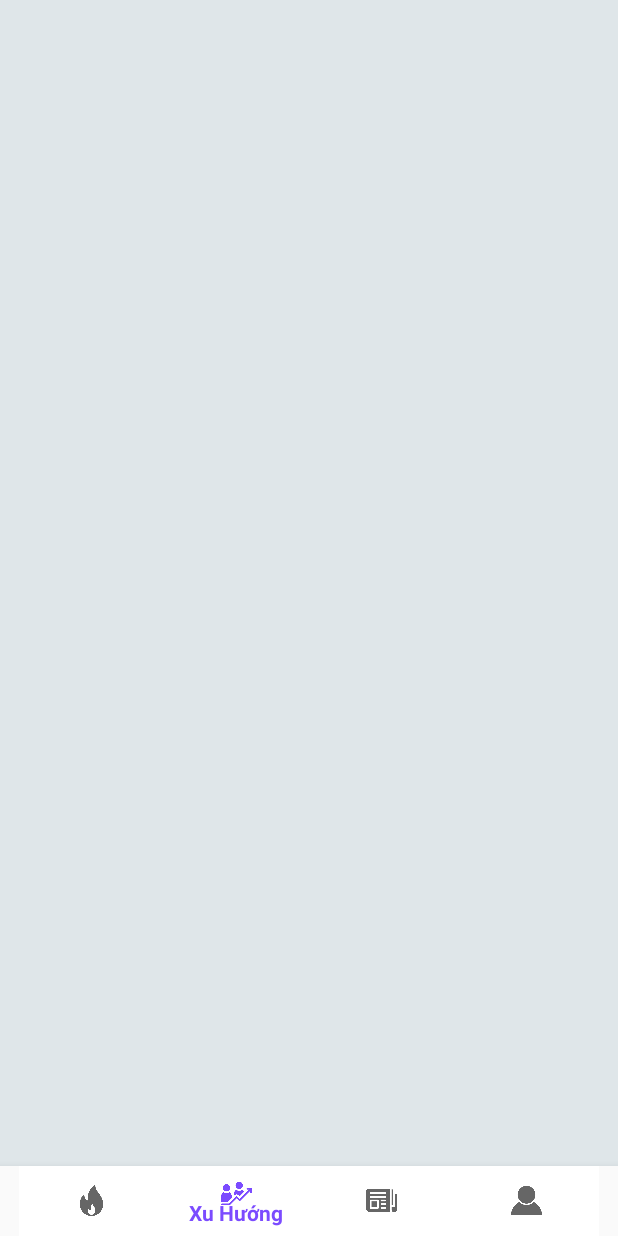
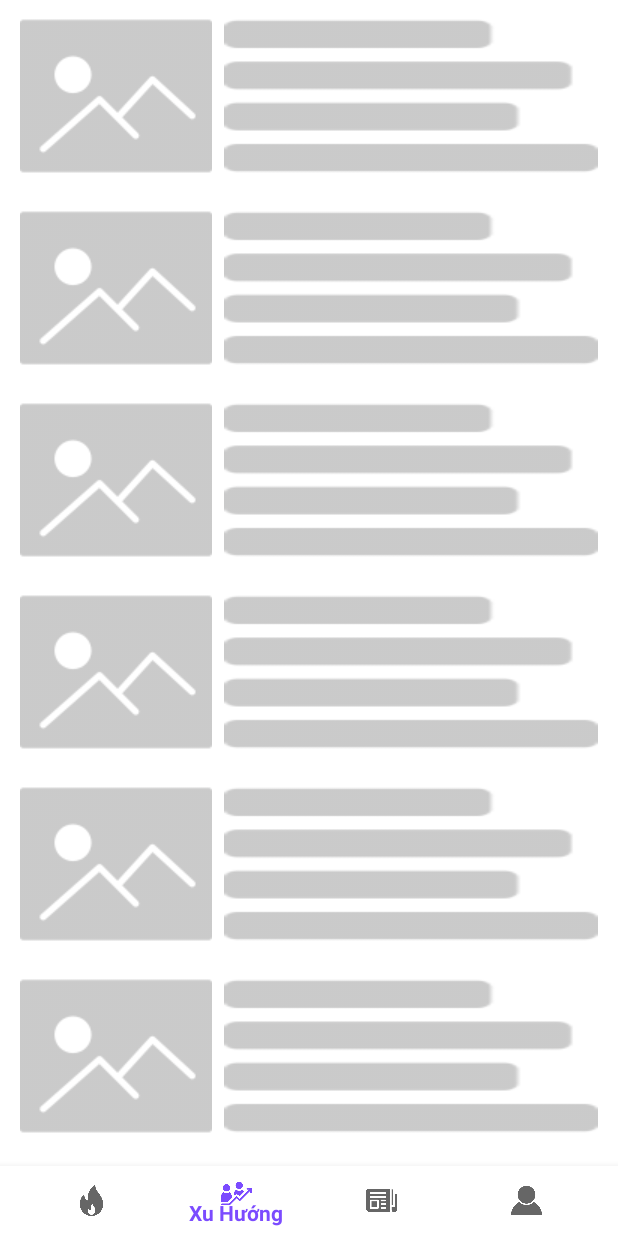
Before and after one commit to lehung1999ct/NewsPlus, an Android app: the screen it shows after launch (MainActivity), item 2 of the bottom bar chosen, on a phone screen of 412 x 824 dp. Run offline under Robolectric (Android 15) with nearby library versions, the phone set to English and light mode, and no system bars; our stand-ins replace RxJava, Shimmer, sdp/ssp sizes; libraries missing offline, so code that uses them is left out: com.karumi.dexter; pictures from the network do not load; 2 statements that could not run were skipped.

Commit message:
>>Trending<<
- done 100%.

```diff
--- a/app/src/main/java/myexam/th/lth/newsapp/fragment/FragmentTrending.java
+++ b/app/src/main/java/myexam/th/lth/newsapp/fragment/FragmentTrending.java
@@ -1,19 +1,58 @@
 package myexam.th.lth.newsapp.fragment;
 
 
+import android.content.Intent;
 import android.os.Bundle;
+import android.os.Handler;
+import android.util.Log;
 import android.view.LayoutInflater;
 import android.view.View;
 import android.view.ViewGroup;
+import android.widget.TextView;
+import android.widget.Toast;
+
+import com.facebook.shimmer.ShimmerFrameLayout;
+
+import java.text.ParseException;
+import java.text.SimpleDateFormat;
+import java.util.ArrayList;
+import java.util.Collections;
+import java.util.Date;
 
 import androidx.fragment.app.Fragment;
+import androidx.recyclerview.widget.DefaultItemAnimator;
+import androidx.recyclerview.widget.LinearLayoutManager;
+import androidx.recyclerview.widget.RecyclerView;
 import myexam.th.lth.newsapp.R;
+import myexam.th.lth.newsapp.adapter.RecyclerItemClickListener;
+import myexam.th.lth.newsapp.adapter.TrendAdapter;
+import myexam.th.lth.newsapp.model.GetNews;
+import myexam.th.lth.newsapp.model.ResponseAllNews;
+import myexam.th.lth.newsapp.network.NetworkAPI;
+import myexam.th.lth.newsapp.network.ServiceAPI;
+import myexam.th.lth.newsapp.screen.DetailHotNewActivity;
+import retrofit2.Call;
+import retrofit2.Callback;
+import retrofit2.Response;
 
 /**
  * A simple {@link Fragment} subclass.
  */
 public class FragmentTrending extends Fragment {
 
+    private String TAG = "Trends";
+
+    private LinearLayoutManager manager;
+    private TrendAdapter adapter;
+    private ArrayList<GetNews> listNews;
+    RecyclerView rvList_trends;
+    TextView tvTitlePage;
+    ShimmerFrameLayout shimmerFrameLayout;
+    NetworkAPI api;
+
+    private Date date;
+    private SimpleDateFormat fmtOut = new SimpleDateFormat("dd-MM-yyyy");
+    private SimpleDateFormat fmt = new SimpleDateFormat("yyyy-MM-dd");
 
     public FragmentTrending() {
         // Required empty public constructor
@@ -24,7 +63,109 @@ public class FragmentTrending extends Fragment {
     public View onCreateView(LayoutInflater inflater, ViewGroup container,
                              Bundle savedInstanceState) {
         // Inflate the layout for this fragment
-        return inflater.inflate( R.layout.fragment_trending, container, false );
+        View view = inflater.inflate( R.layout.fragment_trending, container, false );
+
+        rvList_trends = (RecyclerView)view.findViewById( R.id.rvList_trends );
+        shimmerFrameLayout = (ShimmerFrameLayout)view.findViewById( R.id.shimmerLoading_trend );
+        tvTitlePage = (TextView)view.findViewById( R.id.sd1223 );
+        rvList_trends.setItemAnimator( new DefaultItemAnimator() );
+
+        init();
+        manager = new LinearLayoutManager( getContext(),RecyclerView.VERTICAL,false );
+
+        rvList_trends.setLayoutManager( manager );
+
+        handlerWait();
+        getListData();
+
+        return view;
+    }
+
+
+    private void handlerWait() {
+        new Handler(  ).postDelayed( new Runnable() {
+            @Override
+            public void run() {
+                shimmerFrameLayout.stopShimmer();
+                shimmerFrameLayout.setVisibility( View.GONE );
+                tvTitlePage.setVisibility( View.VISIBLE );
+                rvList_trends.setVisibility( View.VISIBLE );
+            }
+        }, 2000 );
+    }
+
+    private void init(){
+        api = ServiceAPI.getNewsService( NetworkAPI.class );
+
+    }
+
+    @Override
+    public void onResume() {
+        super.onResume();
+        shimmerFrameLayout.startShimmer();
+    }
+
+    @Override
+    public void onStop() {
+        super.onStop();
+        shimmerFrameLayout.stopShimmer();
+    }
+
+    private void getListData(){
+
+        getActivity().runOnUiThread( new Runnable() {
+            @Override
+            public void run() {
+                Call<ResponseAllNews> call = api.getAllNews( 0 );
+                call.enqueue( new Callback<ResponseAllNews>() {
+                    @Override
+                    public void onResponse(Call<ResponseAllNews> call, Response<ResponseAllNews> response) {
+                        if (response.body().getResult().equals( 1 )){
+                            listNews = response.body().getArrCate();
+                            Collections.sort( listNews, GetNews.comparatorNews );
+                            adapter = new TrendAdapter( getContext(), listNews);
+                            rvList_trends.setAdapter( adapter );
+
+                            rvList_trends.addOnItemTouchListener(new RecyclerItemClickListener( getContext(), new RecyclerItemClickListener.OnItemClickListener() {
+                                @Override
+                                public void onItemClick(View view, int position) {
+                                    GetNews temp = listNews.get( position );
+//                                    Toast.makeText( getContext(), "title: "+listNews.get( position ).getmTitle(), Toast.LENGTH_SHORT ).show();
+
+                                    try {
+                                        date = fmt.parse(temp.getmPostDate());
+                                    } catch (ParseException e) {
+                                        e.printStackTrace();
+                                    }
+
+                                    String setDate = new StringBuilder("Ngày ").append( fmtOut.format(date) ).toString();
+                                    Intent intent = new Intent( getContext(), DetailHotNewActivity.class );
+                                    intent.putExtra( "id_hot", temp.getmId() );
+                                    intent.putExtra( "title_hot", temp.getmTitle() );
+                                    intent.putExtra( "description_hot", temp.getmDescription() );
+                                    intent.putExtra( "thumb_hot", temp.getmThumb() );
+                                    intent.putExtra( "content_hot", temp.getmContent() );
+                                    intent.putExtra( "category_id_hot",temp.getmCateId() );
+                                    intent.putExtra( "post_date_hot", setDate );
+                                    intent.putExtra( "views_count_hot", String.valueOf( temp.getmViewCount() + 1 ) );
+                                    intent.addFlags( Intent.FLAG_ACTIVITY_NEW_TASK );
+                                    startActivity( intent );
+                                }
+                            } ) );
+
+                            Log.i( TAG, "Load data Congratulations" );
+//                            Toast.makeText( getContext(), "NO.1: "+ listNews.get( 0 ).getmTitle(), Toast.LENGTH_SHORT ).show();
+                        }
+                    }
+
+                    @Override
+                    public void onFailure(Call<ResponseAllNews> call, Throwable t) {
+                        Log.e(TAG,"Errors: "+t.getMessage());
+                    }
+                } );
+            }
+        } );
+
     }
 
 }
--- /dev/null
+++ b/app/src/main/res/drawable/ic_eye_black.xml
@@ -0,0 +1,5 @@
+<vector android:alpha="0.75" android:height="24dp"
+    android:viewportHeight="24.0" android:viewportWidth="24.0"
+    android:width="24dp" xmlns:android="http://schemas.android.com/apk/res/android">
+    <path android:fillColor="#FF000000" android:pathData="M12,4.5C7,4.5 2.73,7.61 1,12c1.73,4.39 6,7.5 11,7.5s9.27,-3.11 11,-7.5c-1.73,-4.39 -6,-7.5 -11,-7.5zM12,17c-2.76,0 -5,-2.24 -5,-5s2.24,-5 5,-5 5,2.24 5,5 -2.24,5 -5,5zM12,9c-1.66,0 -3,1.34 -3,3s1.34,3 3,3 3,-1.34 3,-3 -1.34,-3 -3,-3z"/>
+</vector>
--- a/app/src/main/res/layout/activity_main.xml
+++ b/app/src/main/res/layout/activity_main.xml
@@ -5,7 +5,7 @@
     android:layout_width="match_parent"
     android:layout_height="match_parent"
     tools:context=".MainActivity"
-    android:background="#dfe6e9">
+    android:background="#fafafa">
 
     <FrameLayout
         android:id="@+id/frame_container"
@@ -18,7 +18,7 @@
         android:layout_width="match_parent"
         android:layout_height="@dimen/_36sdp"
         android:layout_gravity="bottom"
-        android:background="?android:attr/windowBackground"
+        android:background="@color/whi0"
         app:itemBackground="@color/whi0"
         app:menu="@menu/bottom_navigation"
         app:itemIconSize="@dimen/_16sdp"/>
--- a/app/src/main/res/layout/fragment_trending.xml
+++ b/app/src/main/res/layout/fragment_trending.xml
@@ -1,15 +1,41 @@
 <?xml version="1.0" encoding="utf-8"?>
-<FrameLayout xmlns:android="http://schemas.android.com/apk/res/android"
+<RelativeLayout xmlns:android="http://schemas.android.com/apk/res/android"
     xmlns:tools="http://schemas.android.com/tools"
     android:layout_width="match_parent"
     android:layout_height="match_parent"
+    xmlns:app="http://schemas.android.com/apk/res-auto"
     tools:context=".fragment.FragmentTrending"
-    android:background="@color/transparent0">
+    android:background="#fafafa">
 
+    <com.facebook.shimmer.ShimmerFrameLayout
+        android:layout_width="match_parent"
+        android:layout_height="match_parent"
+        android:id="@+id/shimmerLoading_trend"
+        app:shimmer_duration="1500"
+        android:visibility="visible">
+        <LinearLayout
+            android:layout_width="match_parent"
+            android:layout_height="match_parent">
+            <include layout="@layout/layout_loading"/>
+        </LinearLayout>
+    </com.facebook.shimmer.ShimmerFrameLayout>
     <!-- TODO: Update blank fragment layout -->
+    <TextView
+        android:padding="@dimen/_2sdp"
+        android:id="@+id/sd1223"
+        android:layout_width="match_parent"
+        android:layout_height="wrap_content"
+        android:text="Xem nhiều nhất"
+        android:textSize="@dimen/_18sdp"
+        android:textStyle="bold"
+        android:visibility="gone"
+        android:textColor="#000"/>
     <androidx.recyclerview.widget.RecyclerView
+        android:layout_below="@id/sd1223"
         android:id="@+id/rvList_trends"
+        android:visibility="gone"
         android:layout_width="match_parent"
-        android:layout_height="match_parent"/>
+        android:layout_height="match_parent"
+        android:background="#fafafa"/>
 
-</FrameLayout>
+</RelativeLayout>
```
Also changed, not shown: app/src/main/java/myexam/th/lth/newsapp/adapter/TrendAdapter.java (added, +93 -0 lines), app/src/main/java/myexam/th/lth/newsapp/fragment/FragmentHotNews.java (+8 -8 lines), app/src/main/java/myexam/th/lth/newsapp/model/GetNews.java (+7 -1 lines), app/src/main/java/myexam/th/lth/newsapp/screen/DetailHotNewActivity.java (+44 -4 lines), app/src/main/res/drawable/right_top_bottom_border.xml (+7 -6 lines), app/src/main/res/layout/activity_detail_hot_new.xml (+11 -9 lines), app/src/main/res/layout/item_hot_news.xml (+8 -6 lines), app/src/main/res/layout/item_trending.xml (added, +56 -0 lines), app/src/main/res/drawable/ic_calendar.png (added), app/src/main/res/drawable/ic_cate.png (added), 1 other file.
